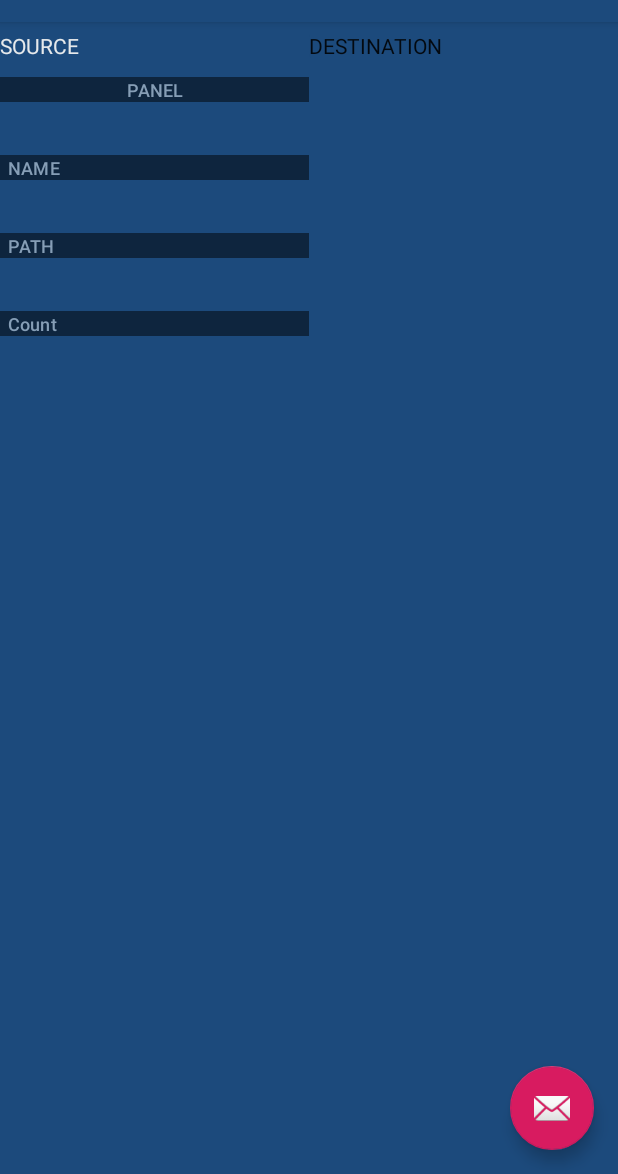
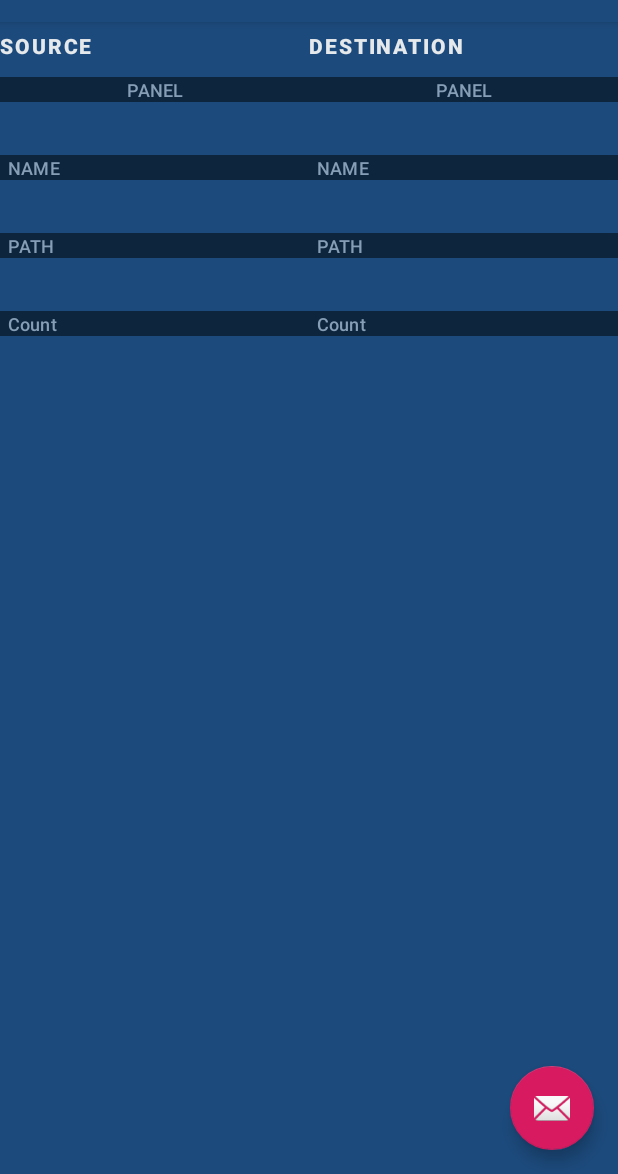
Before and after one commit to gafful/organa-android, an Android app: the screen it shows after launch (MainActivity), on a phone screen of 412 x 824 dp, the part 62-1236 px from its top. Run offline under Robolectric (Android 15) with nearby library versions, the phone set to English and light mode, and no system bars.

Commit message:
Added destination panel

```diff
--- a/app/src/main/res/layout/content_main.xml
+++ b/app/src/main/res/layout/content_main.xml
@@ -17,18 +17,8 @@
             app:layout_constraintTop_toTopOf="parent"
             app:layout_constraintEnd_toStartOf="@id/dashboard_dest_btn"
             android:id="@+id/dashboard_source_btn"
-            android:textColor="@color/tint_1"
-            android:background="@color/colorPrimaryDark"
-            android:text="SOURCE"/>
-
-    <com.google.android.material.button.MaterialButton
-            android:layout_width="0dp"
-            android:layout_height="wrap_content"
-            app:layout_constraintTop_toTopOf="parent"
-            app:layout_constraintEnd_toEndOf="parent"
-            app:layout_constraintStart_toEndOf="@id/dashboard_source_btn"
-            android:id="@+id/dashboard_dest_btn"
-            android:text="DESTINATION"/>
+            style="@style/PanelButton"
+            android:text="@string/source"/>
 
     <LinearLayout android:layout_width="0dp"
                   android:layout_height="wrap_content"
@@ -95,4 +85,80 @@
 
     </LinearLayout>
 
+
+    <com.google.android.material.button.MaterialButton
+            android:layout_width="0dp"
+            android:layout_height="wrap_content"
+            app:layout_constraintTop_toTopOf="parent"
+            app:layout_constraintEnd_toEndOf="parent"
+            app:layout_constraintStart_toEndOf="@id/dashboard_source_btn"
+            android:id="@+id/dashboard_dest_btn"
+            style="@style/PanelButton"
+            android:text="@string/destination"/>
+
+    <LinearLayout android:layout_width="0dp"
+                  android:layout_height="wrap_content"
+                  app:layout_constraintStart_toStartOf="@+id/dashboard_dest_btn"
+                  app:layout_constraintTop_toBottomOf="@+id/dashboard_dest_btn"
+                  app:layout_constraintEnd_toEndOf="@id/dashboard_dest_btn"
+                  android:layout_marginTop="5dp"
+                  android:orientation="vertical">
+
+        <TextView android:layout_width="match_parent"
+                  android:layout_height="wrap_content"
+                  android:id="@+id/dashboard_dest_panel_label"
+                  style="@style/PanelLabelTextView"
+                  android:gravity="center"
+                  android:text="@string/panel"/>
+
+        <TextView android:layout_width="match_parent"
+                  android:layout_height="wrap_content"
+                  android:id="@+id/dashboard_dest_panel_name"
+                  style="@style/PanelTextView"
+                  tools:text="Nwom"/>
+
+        <TextView android:layout_width="match_parent"
+                  android:layout_height="wrap_content"
+                  android:id="@+id/dashboard_dest_panel_name_label"
+                  style="@style/PanelLabelTextView"
+                  android:text="@string/name_caps"/>
+
+        <TextView android:layout_width="match_parent"
+                  android:layout_height="wrap_content"
+                  style="@style/PanelTextView"
+                  android:id="@+id/dashboard_dest_panel_path"
+                  tools:text="/path/to/directory"/>
+
+        <TextView android:layout_width="match_parent"
+                  android:layout_height="wrap_content"
+                  style="@style/PanelLabelTextView"
+                  android:id="@+id/dashboard_dest_panel_path_label"
+                  android:text="@string/path_caps"/>
+
+        <TextView android:layout_width="match_parent"
+                  android:layout_height="wrap_content"
+                  style="@style/PanelTextView"
+                  android:id="@+id/dashboard_dest_panel_file_count"
+                  tools:text="230"/>
+
+        <TextView android:layout_width="match_parent"
+                  android:layout_height="wrap_content"
+                  android:id="@+id/dashboard_dest_panel_file_count_label"
+                  style="@style/PanelLabelTextView"
+                  android:text="@string/count"/>
+
+        <!--Live Update-->
+
+        <!--<TextView android:layout_width="wrap_content"-->
+        <!--android:layout_height="wrap_content"-->
+        <!--android:id="@+id/dashboard_src_panel_file_clean_count"-->
+        <!--android:text="230"/>-->
+
+        <!--<TextView android:layout_width="wrap_content"-->
+        <!--android:layout_height="wrap_content"-->
+        <!--android:id="@+id/dashboard_src_panel_file_clean_count_label"-->
+        <!--android:text="Clean Count"/>-->
+
+    </LinearLayout>
+
 </androidx.constraintlayout.widget.ConstraintLayout>
--- a/app/src/main/res/values/strings.xml
+++ b/app/src/main/res/values/strings.xml
@@ -5,4 +5,6 @@
     <string name="path_caps">PATH</string>
     <string name="count">Count</string>
     <string name="panel">PANEL</string>
+    <string name="destination">DESTINATION</string>
+    <string name="source">SOURCE</string>
 </resources>
--- a/app/src/main/res/values/styles.xml
+++ b/app/src/main/res/values/styles.xml
@@ -26,4 +26,8 @@
         <item name="android:paddingEnd">5dp</item>
         <item name="android:paddingStart">5dp</item>
     </style>
+    <style name="PanelButton" parent="Base.TextAppearance.MaterialComponents.Button">
+        <item name="android:textColor">@color/tint_1</item>
+        <item name="android:background">@color/colorPrimaryDark</item>
+    </style>
 </resources>
```
